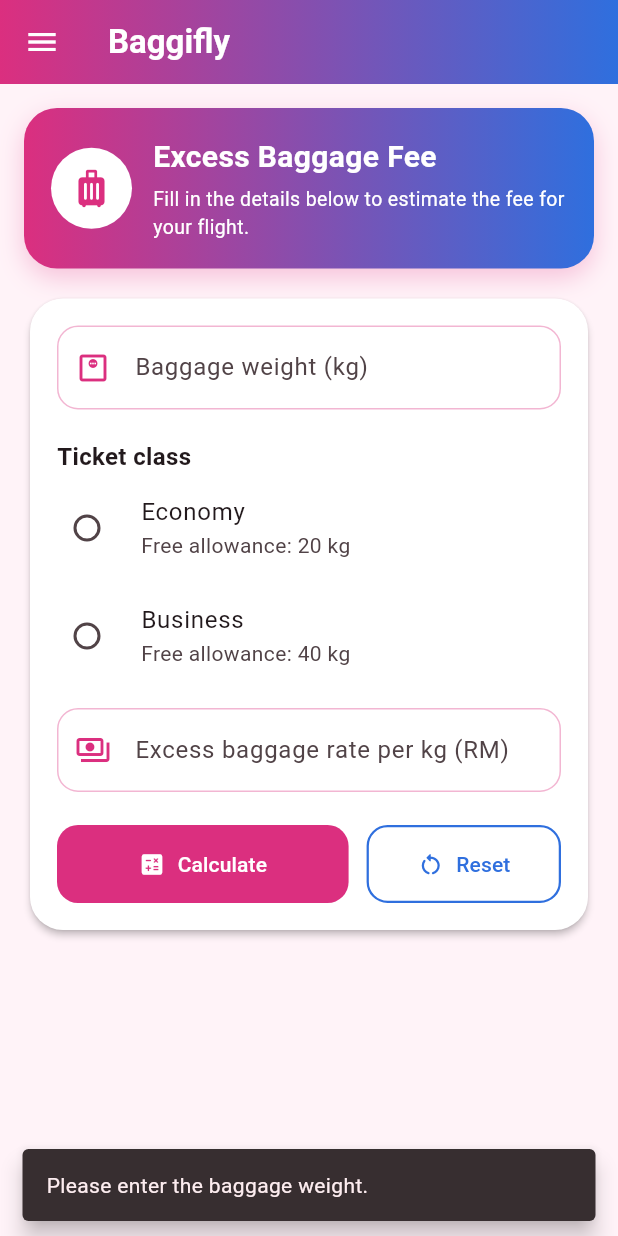
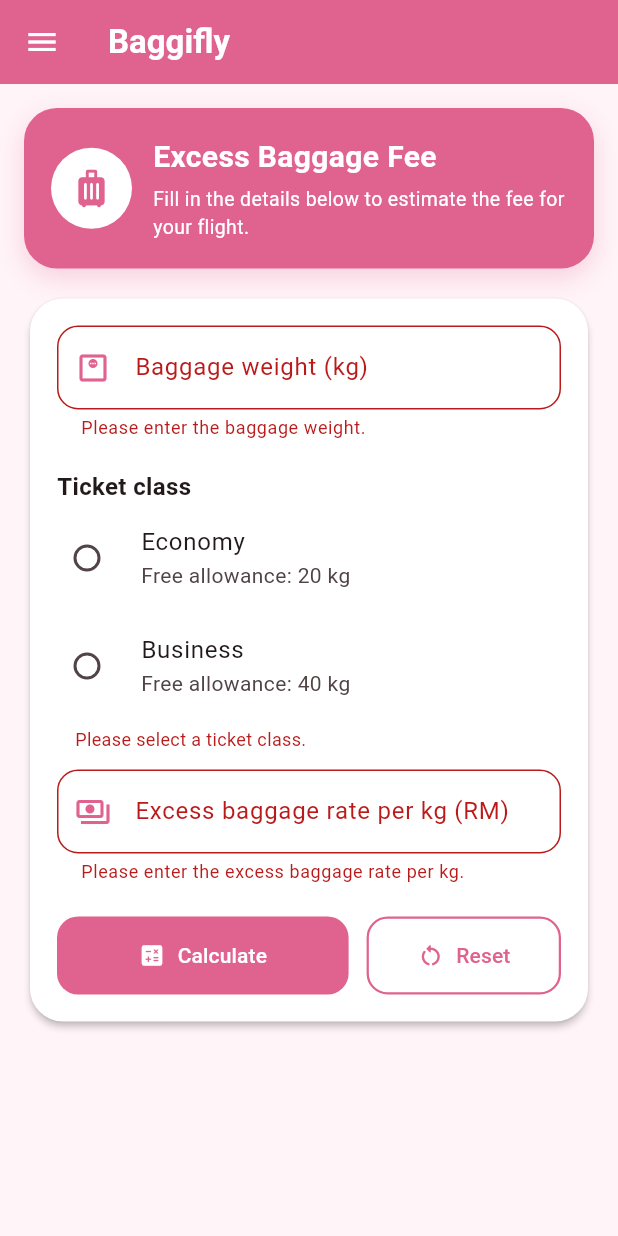
Before and after one commit to Azilabalqis26/baggifly, a Flutter app: the screen it shows after launch, after a tap on "Calculate", on a phone screen of 412 x 824 dp. Run offline on Flutter 3.47's test engine with Material 3 defaults, Android fonts, the phone set to English and light mode, and no system bars.

Commit message:
Update Baggify app

```diff
--- a/lib/main.dart
+++ b/lib/main.dart
@@ -14,7 +14,7 @@ class AppInfo {
   static const String version = '1.0.0';
   static const String authorName = 'NUR AZILA BALQIS BINTI MOHAMAD YASIN';
   static const String matricNo = '2025432714';
-  static const String course = 'CS251';
+  static const String course = 'Bachelor of Computer Science (Netcentric Computing)';
   static const String githubUrl =
       'https://github.com/Azilabalqis26/baggifly';
 }
@@ -29,22 +29,18 @@ class BaggageRules {
 }
 
 // ============================================================
-//  THEME COLOURS
+//  SOFT PINK THEME COLOURS
 // ============================================================
 class AppColors {
-  static const Color colorPrimary = Color(0xFFDB2F7F); // pink
+  static const Color colorPrimary = Color(0xFFE0628E); // Soft Rose Pink (Pastel)
   static const Color colorOnPrimary = Color(0xFFFFFFFF);
-  static const Color colorSecondary = Color(0xFF2F6FDE); // blue
+  static const Color colorSecondary = Color(0xFFE0628E); // Pink theme
   static const Color colorOnSecondary = Color(0xFFFFFFFF);
-  static const Color colorBackground = Color(0xFFFFF3F8); // very light pink
-  static const Color colorSoftBlue = Color(0xFFEAF2FF); // very light blue
+  static const Color colorBackground = Color(0xFFFFF4F8); // Creamy Soft Blush Background
+  static const Color colorSoftPink = Color(0xFFFFE5F0); // Pastel Petal Pink for icon containers
+  static const Color colorBorder = Color(0xFFF3C2D6); // Delicate Soft Rose Border
+  static const Color colorSoftBlue = colorSoftPink; // Backward compatibility alias
 }
-
-const LinearGradient appGradient = LinearGradient(
-  colors: [AppColors.colorPrimary, AppColors.colorSecondary],
-  begin: Alignment.centerLeft,
-  end: Alignment.centerRight,
-);
 
 // ============================================================
 //  CALCULATION LOGIC
@@ -141,6 +137,7 @@ class MyApp extends StatelessWidget {
           onPrimary: AppColors.colorOnPrimary,
           secondary: AppColors.colorSecondary,
           onSecondary: AppColors.colorOnSecondary,
+          surface: Colors.white,
         ),
         scaffoldBackgroundColor: AppColors.colorBackground,
       ),
@@ -175,14 +172,11 @@ class _MainShellState extends State<MainShell> {
           AppInfo.appName,
           style: TextStyle(fontWeight: FontWeight.bold),
         ),
-        backgroundColor: Colors.transparent,
+        backgroundColor: AppColors.colorPrimary, // Soft Rose Pink
         foregroundColor: AppColors.colorOnPrimary,
         elevation: 0,
         scrolledUnderElevation: 0,
-        flexibleSpace: Container(
-          decoration: const BoxDecoration(gradient: appGradient),
-        ),
-        // Lab 5: status bar icon colour (white icons on pink/blue)
+        // Status bar icon colour (white icons on soft rose pink)
         systemOverlayStyle: const SystemUiOverlayStyle(
           statusBarColor: Colors.transparent,
           statusBarIconBrightness: Brightness.light, // Android
@@ -215,7 +209,7 @@ class _MainShellState extends State<MainShell> {
               20,
               24,
             ),
-            decoration: const BoxDecoration(gradient: appGradient),
+            color: AppColors.colorPrimary,
             child: Column(
               crossAxisAlignment: CrossAxisAlignment.start,
               children: [
@@ -237,10 +231,6 @@ class _MainShellState extends State<MainShell> {
                   ),
                 ),
                 const SizedBox(height: 4),
-                const Text(
-                  'Navigation Menu',
-                  style: TextStyle(color: Colors.white70),
-                ),
               ],
             ),
           ),
@@ -292,6 +282,9 @@ class _HomePageState extends State<HomePage> {
 
   String? selectedClass; // null = nothing selected yet
   BaggageResult? result; // null = nothing to show yet
+  String? weightError;
+  String? ticketClassError;
+  String? rateError;
 
   @override
   void dispose() {
@@ -300,61 +293,57 @@ class _HomePageState extends State<HomePage> {
     super.dispose();
   }
 
-  // Show a SnackBar message and clear the old output (Lab 4 style)
-  void showMessage(String text) {
-    setState(() => result = null);
-    ScaffoldMessenger.of(context)
-      ..hideCurrentSnackBar()
-      ..showSnackBar(
-        SnackBar(
-          content: Text(text),
-          behavior: SnackBarBehavior.floating,
-          duration: const Duration(seconds: 2),
-        ),
-      );
-  }
-
   void calculate() {
     FocusScope.of(context).unfocus(); // hide the keyboard
 
     final String weightText = weightController.text.trim().replaceAll(',', '.');
     final String rateText = rateController.text.trim().replaceAll(',', '.');
 
-    // 1. Baggage weight: empty? not a number? negative?
+    String? newWeightError;
+    String? newTicketClassError;
+    String? newRateError;
+    double? weight;
+    double? rate;
+
+    // 1. Validate baggage weight
     if (weightText.isEmpty) {
-      showMessage('Please enter the baggage weight.');
-      return;
-    }
-    final double? weight = double.tryParse(weightText);
+      newWeightError = 'Please enter the baggage weight.';
+    } else {
+      weight = double.tryParse(weightText);
       if (weight == null || !weight.isFinite) {
         debugPrint('Invalid weight input: $weightText');
-      showMessage('Baggage weight must be a number.');
-      return;
+        newWeightError = 'Baggage weight must be a number.';
+      } else if (weight < 0) {
+        newWeightError = 'Baggage weight cannot be negative.';
       }
-    if (weight < 0) {
-      showMessage('Baggage weight cannot be negative.');
-      return;
     }
 
-    // 2. Ticket class selected?
+    // 2. Validate ticket class
     if (selectedClass == null) {
-      showMessage('Please select a ticket class.');
-      return;
+      newTicketClassError = 'Please select a ticket class.';
     }
 
-    // 3. Rate per kg: empty? not a number? negative?
+    // 3. Validate excess baggage rate
     if (rateText.isEmpty) {
-      showMessage('Please enter the excess baggage rate per kg.');
-      return;
-    }
-    final double? rate = double.tryParse(rateText);
+      newRateError = 'Please enter the excess baggage rate per kg.';
+    } else {
+      rate = double.tryParse(rateText);
       if (rate == null || !rate.isFinite) {
         debugPrint('Invalid rate input: $rateText');
-      showMessage('Rate per kg must be a number.');
-      return;
+        newRateError = 'Rate per kg must be a number.';
+      } else if (rate < 0) {
+        newRateError = 'Rate per kg cannot be negative.';
       }
-    if (rate < 0) {
-      showMessage('Rate per kg cannot be negative.');
+    }
+
+    setState(() {
+      weightError = newWeightError;
+      ticketClassError = newTicketClassError;
+      rateError = newRateError;
+      result = null;
+    });
+
+    if (newWeightError != null || newTicketClassError != null || newRateError != null) {
       return;
     }
 
@@ -362,9 +351,9 @@ class _HomePageState extends State<HomePage> {
     ScaffoldMessenger.of(context).hideCurrentSnackBar();
     setState(() {
       result = calculateBaggageFee(
-        weight: weight,
+        weight: weight!,
         ticketClass: selectedClass!,
-        ratePerKg: rate,
+        ratePerKg: rate!,
       );
     });
   }
@@ -376,24 +365,29 @@ class _HomePageState extends State<HomePage> {
     weightController.clear();
     rateController.clear();
     setState(() {
+      weightError = null;
+      ticketClassError = null;
+      rateError = null;
       selectedClass = null;
       result = null;
     });
   }
 
-  InputDecoration _inputDecoration(String label, IconData icon) {
+  InputDecoration _inputDecoration(String label, IconData icon, {String? hint, String? errorText}) {
     return InputDecoration(
       labelText: label,
+      hintText: hint,
+      errorText: errorText,
       prefixIcon: Icon(icon, color: AppColors.colorPrimary),
       filled: true,
       fillColor: Colors.white,
       border: OutlineInputBorder(
         borderRadius: BorderRadius.circular(14),
-        borderSide: BorderSide(color: AppColors.colorPrimary.withValues(alpha: 0.35)),
+        borderSide: const BorderSide(color: AppColors.colorBorder),
       ),
       enabledBorder: OutlineInputBorder(
         borderRadius: BorderRadius.circular(14),
-        borderSide: BorderSide(color: AppColors.colorPrimary.withValues(alpha: 0.35)),
+        borderSide: const BorderSide(color: AppColors.colorBorder),
       ),
       focusedBorder: OutlineInputBorder(
         borderRadius: BorderRadius.circular(14),
@@ -426,7 +420,7 @@ class _HomePageState extends State<HomePage> {
     return Container(
       padding: const EdgeInsets.all(18),
       decoration: BoxDecoration(
-        gradient: appGradient,
+        color: AppColors.colorPrimary,
         borderRadius: BorderRadius.circular(22),
         boxShadow: [
           BoxShadow(
@@ -489,10 +483,15 @@ class _HomePageState extends State<HomePage> {
             // Input 1: weight
             TextField(
               controller: weightController,
+              onChanged: (_) {
+                if (weightError != null) setState(() => weightError = null);
+              },
               keyboardType: const TextInputType.numberWithOptions(decimal: true),
               decoration: _inputDecoration(
                 'Baggage weight (kg)',
                 Icons.monitor_weight_outlined,
+                hint: 'e.g. 25.5',
+                errorText: weightError,
               ),
             ),
             const SizedBox(height: 20),
@@ -504,7 +503,10 @@ class _HomePageState extends State<HomePage> {
             ),
             RadioGroup<String>(
               groupValue: selectedClass,
-              onChanged: (v) => setState(() => selectedClass = v),
+              onChanged: (v) => setState(() {
+                selectedClass = v;
+                ticketClassError = null;
+              }),
               child: Column(
                 children: [
                   RadioListTile<String>(
@@ -528,15 +530,28 @@ class _HomePageState extends State<HomePage> {
                 ],
               ),
             ),
+            if (ticketClassError != null)
+              Padding(
+                padding: const EdgeInsets.only(left: 12, top: 4),
+                child: Text(
+                  ticketClassError!,
+                  style: TextStyle(color: Theme.of(context).colorScheme.error, fontSize: 12),
+                ),
+              ),
             const SizedBox(height: 12),
 
             // Input 3: rate per kg
             TextField(
               controller: rateController,
+              onChanged: (_) {
+                if (rateError != null) setState(() => rateError = null);
+              },
               keyboardType: const TextInputType.numberWithOptions(decimal: true),
               decoration: _inputDecoration(
                 'Excess baggage rate per kg (RM)',
                 Icons.payments_outlined,
+                hint: 'e.g. 15.50',
+                errorText: rateError,
               ),
             ),
             const SizedBox(height: 22),
@@ -644,7 +659,7 @@ class _HomePageState extends State<HomePage> {
             Container(
               padding: const EdgeInsets.all(16),
               decoration: BoxDecoration(
-                gradient: appGradient,
+                color: AppColors.colorSecondary,
                 borderRadius: BorderRadius.circular(16),
               ),
               child: Row(
@@ -759,7 +774,7 @@ class AboutPage extends StatelessWidget {
                 borderRadius: BorderRadius.circular(30),
                 boxShadow: [
                   BoxShadow(
-                    color: AppColors.colorSecondary.withValues(alpha: 0.3),
+                    color: AppColors.colorPrimary.withValues(alpha: 0.25),
                     blurRadius: 18,
                     offset: const Offset(0, 8),
                   ),
@@ -799,7 +814,7 @@ class AboutPage extends StatelessWidget {
             color: Colors.white,
             shape:
                 RoundedRectangleBorder(borderRadius: BorderRadius.circular(22)),
-            child: const Padding(
+            child: Padding(
               padding: EdgeInsets.all(18),
               child: Column(
                 crossAxisAlignment: CrossAxisAlignment.start,
@@ -830,7 +845,7 @@ class AboutPage extends StatelessWidget {
           ),
           const SizedBox(height: 16),
 
-          // // Clickable GitHub repository URL
+          // Clickable GitHub repository URL
           Card(
             elevation: 2,
             color: Colors.white,
@@ -843,8 +858,10 @@ class AboutPage extends StatelessWidget {
               shape: RoundedRectangleBorder(
                 borderRadius: BorderRadius.circular(22),
               ),
-           leading: const Icon(Icons.code_rounded,
-           color: AppColors.colorSecondary),
+              leading: const Icon(
+                Icons.code_rounded,
+                color: AppColors.colorSecondary,
+              ),
               title: const Text(
                 'GitHub Repository',
                 style: TextStyle(fontWeight: FontWeight.bold),
@@ -857,8 +874,10 @@ class AboutPage extends StatelessWidget {
                   decorationColor: AppColors.colorSecondary,
                 ),
               ),
-           trailing: const Icon(Icons.open_in_new_rounded,
-           color: AppColors.colorSecondary),
+              trailing: const Icon(
+                Icons.open_in_new_rounded,
+                color: AppColors.colorSecondary,
+              ),
               onTap: () => _openGithub(context),
             ),
           ),
@@ -903,7 +922,7 @@ class _InfoRow extends StatelessWidget {
           Container(
             padding: const EdgeInsets.all(8),
             decoration: BoxDecoration(
-              color: AppColors.colorSoftBlue,
+              color: AppColors.colorSoftPink,
               borderRadius: BorderRadius.circular(12),
             ),
             child: Icon(icon, size: 20, color: AppColors.colorPrimary),
```
Also changed, not shown: 1 other file. Lines whose indentation alone changed are shown as unchanged.
